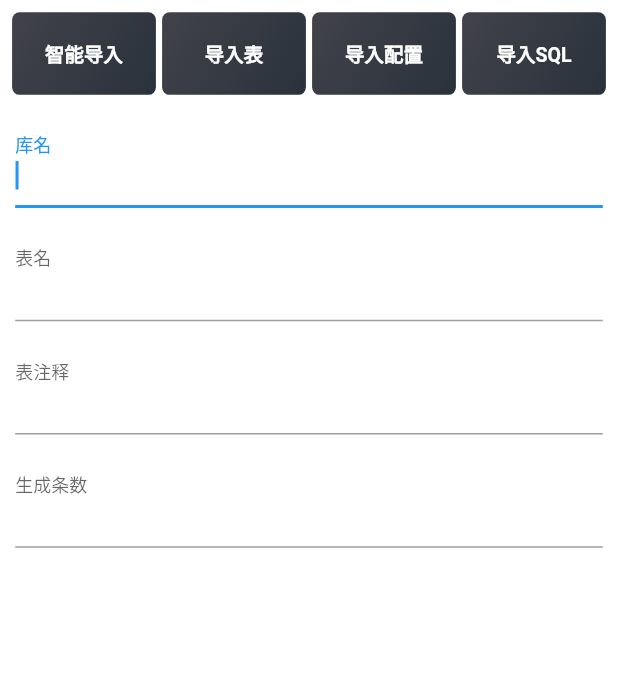
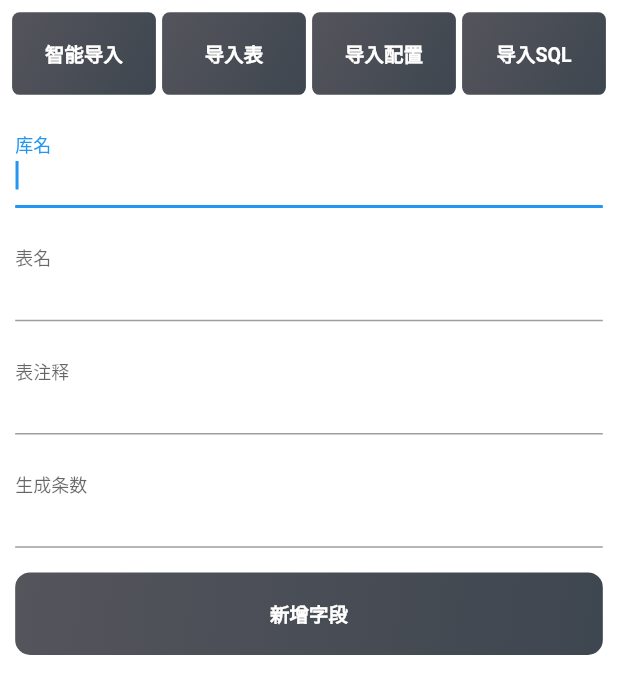
Before and after one commit to ellis1119/codegendemo, a Flutter app: the InputConfig screen opened directly, on a phone screen of 412 x 824 dp. Shown: the top 694 px of the screen. Run offline on Flutter 3.47's test engine with Material 2 defaults, Android fonts, the phone set to English and light mode, and no system bars; our stand-ins replace fl_chart, flutter_highlight, font_awesome_flutter, url_strategy.

Commit message:
2022-11-11

```diff
--- /dev/null
+++ b/lib/pages/fieldList.dart
@@ -0,0 +1,357 @@
+import 'package:codegensystem/utils/sliCard.dart';
+import 'package:flutter/material.dart';
+
+class FieldList extends StatefulWidget {
+  final Function(String? field)? onSubmitted;
+
+  const FieldList({this.onSubmitted, Key? key}) : super(key: key);
+
+  @override
+  InputConfigState createState() => InputConfigState();
+}
+
+class InputConfigState extends State<FieldList> {
+  late String field;
+  String? fieldError;
+
+  Function(String? field)? get onSubmitted => widget.onSubmitted;
+
+  int _counter = 0;
+
+  void _incrementCounter() {
+    setState(() {
+      _counter++;
+    });
+  }
+
+  @override
+  void initState() {
+    super.initState();
+    field = "";
+
+    fieldError = null;
+  }
+
+  void resetErrorText() {
+    setState(() {
+      fieldError = null;
+    });
+  }
+
+  bool isValid = true;
+
+  bool validate() {
+    resetErrorText();
+    if (field.isEmpty) {
+      setState(() {
+        fieldError = "字段名不能为空";
+      });
+      isValid = false;
+    }
+
+    return isValid;
+  }
+
+  void submit() {
+    if (validate()) {
+      if (onSubmitted != null) {
+        onSubmitted!(field);
+      } else {}
+    }
+  }
+
+  @override
+  Widget build(BuildContext context) {
+    double screenHeight = MediaQuery.of(context).size.height;
+    double screenWidth = MediaQuery.of(context).size.width;
+
+    return Column(children: [
+      Column(
+        children: [
+          Row(
+            children: <Widget>[
+              Flexible(
+                  child: Container(
+                      margin: const EdgeInsets.symmetric(horizontal: 6.0),
+                      child: Row(
+                        children: <Widget>[
+                          Expanded(
+                            flex: 1,
+                            child: Column(
+                              children: [
+                                for (var i = 0; i < _counter; i++)
+                                  Container(
+                                    margin: const EdgeInsets.symmetric(
+                                        horizontal: 10.0, vertical: 8.0),
+                                    child: SliCard(
+                                      topCardWidget: Row(
+                                        children: <Widget>[
+                                          Flexible(
+                                              child: Container(
+                                                  margin:
+                                                      const EdgeInsets.all(6.0),
+                                                  child: Row(
+                                                    children: <Widget>[
+                                                      Expanded(
+                                                        flex: 5,
+                                                        child: Container(
+                                                          padding: EdgeInsets
+                                                              .symmetric(
+                                                                  horizontal:
+                                                                      screenWidth *
+                                                                          0.01,
+                                                                  vertical:
+                                                                      screenHeight *
+                                                                          0.01),
+                                                          child: InputField(
+                                                            onChanged: (value) {
+                                                              setState(() {
+                                                                field = value;
+                                                              });
+                                                            },
+                                                            labelText: "字段名",
+                                                            errorText:
+                                                                fieldError,
+                                                            textInputAction:
+                                                                TextInputAction
+                                                                    .next,
+                                                            autoFocus: true,
+                                                          ),
+                                                        ),
+                                                      ),
+                                                      Expanded(
+                                                          flex: 1,
+                                                          child: Container(
+                                                            margin:
+                                                                const EdgeInsets
+                                                                        .symmetric(
+                                                                    horizontal:
+                                                                        10.0),
+                                                            child: ToolButton(
+                                                              text: "保存",
+                                                              onPressed: submit,
+                                                            ),
+                                                          )),
+                                                      Expanded(
+                                                        flex: 1,
+                                                        child: Container(
+                                                          margin:
+                                                              const EdgeInsets
+                                                                      .symmetric(
+                                                                  horizontal:
+                                                                      10.0),
+                                                          child: ToolButton(
+                                                            text: "删除",
+                                                            onPressed: submit,
+                                                          ),
+                                                        ),
+                                                      ),
+                                                    ],
+                                                  ))),
+                                        ],
+                                      ),
+                                      bottomCardWidget: const Text(
+                                        'aaaaaaaaaaaaaaaaaaaaaaaaaaaaaaaaa',
+                                        style: TextStyle(
+                                          color: Colors.black,
+                                          fontSize: 12,
+                                          fontWeight: FontWeight.w500,
+                                        ),
+                                        textAlign: TextAlign.center,
+                                      ),
+                                    ),
+                                  ),
+                              ],
+                            ),
+                          ),
+                        ],
+                      ))),
+            ],
+          ),
+          Row(
+            children: <Widget>[
+              Flexible(
+                  child: Container(
+                      margin: const EdgeInsets.only(
+                          left: 6.0, right: 6.0, bottom: 60.0),
+                      child: Row(
+                        children: <Widget>[
+                          Expanded(
+                            flex: 1,
+                            child: Container(
+                              padding: EdgeInsets.symmetric(
+                                  horizontal: screenWidth * 0.01,
+                                  vertical: screenHeight * 0.01),
+                              child: IncButton(
+                                text: "新增字段",
+                                onPressed: _incrementCounter,
+                              ),
+                            ),
+                          ),
+                        ],
+                      ))),
+            ],
+          ),
+        ],
+      )
+    ]);
+  }
+}
+
+class ToolButton extends StatelessWidget {
+  final String text;
+  final Function? onPressed;
+
+  const ToolButton({this.text = "", this.onPressed, Key? key})
+      : super(key: key);
+
+  @override
+  Widget build(BuildContext context) {
+    return DecoratedBox(
+      decoration: BoxDecoration(
+        borderRadius: BorderRadius.circular(5),
+      ),
+      child: ElevatedButton(
+        onPressed: onPressed as void Function()?,
+        style: ElevatedButton.styleFrom(
+          elevation: 0,
+          primary: Colors.white,
+          padding: const EdgeInsets.symmetric(vertical: 16.0, horizontal: 5.0),
+          shape: RoundedRectangleBorder(
+            borderRadius: BorderRadius.circular(8),
+          ),
+        ),
+        child: Text(
+          text,
+          style: const TextStyle(
+              fontSize: 13, color: Colors.black87, fontWeight: FontWeight.bold),
+        ),
+      ),
+    );
+  }
+}
+
+class IncButton extends StatelessWidget {
+  final String text;
+  final Function? onPressed;
+
+  const IncButton({this.text = "", this.onPressed, Key? key}) : super(key: key);
+
+  @override
+  Widget build(BuildContext context) {
+    return DecoratedBox(
+      decoration: BoxDecoration(
+        gradient: const LinearGradient(
+          colors: [
+            Color.fromRGBO(66, 66, 74, 0.9),
+            Color.fromRGBO(41, 50, 60, 0.9),
+          ],
+          begin: Alignment.topLeft,
+          end: Alignment.bottomRight,
+        ),
+        borderRadius: BorderRadius.circular(10),
+      ),
+      child: ElevatedButton(
+        onPressed: onPressed as void Function()?,
+        style: ElevatedButton.styleFrom(
+          elevation: 0,
+          primary: Colors.transparent,
+          padding: const EdgeInsets.symmetric(vertical: 18.0),
+          shape: RoundedRectangleBorder(
+            borderRadius: BorderRadius.circular(8),
+          ),
+        ),
+        child: Text(
+          text,
+          style: const TextStyle(
+              fontSize: 13, color: Colors.white, fontWeight: FontWeight.bold),
+        ),
+      ),
+    );
+  }
+}
+
+/*
+class FormButton extends StatelessWidget {
+  final String text;
+  final Function? onPressed;
+
+  const FormButton({this.text = "", this.onPressed, Key? key})
+      : super(key: key);
+
+  @override
+  Widget build(BuildContext context) {
+    double screenHeight = MediaQuery.of(context).size.height;
+
+    return DecoratedBox(
+      decoration: BoxDecoration(
+        gradient: const LinearGradient(
+          colors: [
+            Color.fromRGBO(6, 190, 182, 1),
+            Color.fromRGBO(72, 177, 191, 1)
+          ],
+          begin: Alignment.topLeft,
+          end: Alignment.bottomRight,
+        ),
+        // Round the DecoratedBox to match ElevatedButton
+        borderRadius: BorderRadius.circular(5),
+      ),
+      child: ElevatedButton(
+        onPressed: onPressed as void Function()?,
+        child: Text(
+          text,
+          style: const TextStyle(
+              fontSize: 16, color: Colors.white, fontWeight: FontWeight.w600),
+        ),
+        style: ElevatedButton.styleFrom(
+          elevation: 0,
+          primary: Colors.transparent,
+          padding: EdgeInsets.symmetric(vertical: screenHeight * .025),
+          shape: RoundedRectangleBorder(
+            borderRadius: BorderRadius.circular(8),
+          ),
+        ),
+      ),
+    );
+  }
+}
+*/
+class InputField extends StatelessWidget {
+  final String? labelText;
+  final Function(String)? onChanged;
+  final Function(String)? onSubmitted;
+  final String? errorText;
+  final TextInputType? keyboardType;
+  final TextInputAction? textInputAction;
+  final bool autoFocus;
+  final bool obscureText;
+
+  const InputField(
+      {this.labelText,
+      this.onChanged,
+      this.onSubmitted,
+      this.errorText,
+      this.keyboardType,
+      this.textInputAction,
+      this.autoFocus = false,
+      this.obscureText = false,
+      Key? key})
+      : super(key: key);
+
+  @override
+  Widget build(BuildContext context) {
+    return TextField(
+      autofocus: autoFocus,
+      onChanged: onChanged,
+      onSubmitted: onSubmitted,
+      keyboardType: keyboardType,
+      textInputAction: textInputAction,
+      obscureText: obscureText,
+      decoration: InputDecoration(
+        labelText: labelText,
+        errorText: errorText,
+        floatingLabelBehavior: FloatingLabelBehavior.always,
+      ),
+    );
+  }
+}
--- a/lib/pages/inputConfig.dart
+++ b/lib/pages/inputConfig.dart
@@ -1,3 +1,4 @@
+import 'package:codegensystem/pages/fieldList.dart';
 import 'package:flutter/material.dart';
 
 class InputConfig extends StatefulWidget {
@@ -267,12 +268,9 @@ class InputConfigState extends State<InputConfig> {
                                 ))),
                       ],
                     ),
-                    /*   FormButton(
-                      text: "注册",
-                      onPressed: submit,
-                    ),*/
+                    const FieldList()
                   ],
-                )
+                ),
               ]);
             }));
   }
@@ -290,14 +288,53 @@ class ImpButton extends StatelessWidget {
       decoration: BoxDecoration(
         gradient: const LinearGradient(
           colors: [
-            Color.fromRGBO(66, 66, 74, 1.0),
-            Color.fromRGBO(41, 50, 60, 1),
+            Color.fromRGBO(66, 66, 74, 0.9),
+            Color.fromRGBO(41, 50, 60, 0.9),
           ],
           begin: Alignment.topLeft,
           end: Alignment.bottomRight,
         ),
-        // Round the DecoratedBox to match ElevatedButton
         borderRadius: BorderRadius.circular(5),
+      ),
+      child: ElevatedButton(
+        onPressed: onPressed as void Function()?,
+        style: ElevatedButton.styleFrom(
+          elevation: 0,
+          primary: Colors.transparent,
+          padding: const EdgeInsets.symmetric(vertical: 18.0),
+          shape: RoundedRectangleBorder(
+            borderRadius: BorderRadius.circular(8),
+          ),
+        ),
+        child: Text(
+          text,
+          style: const TextStyle(
+              fontSize: 13, color: Colors.white, fontWeight: FontWeight.bold),
+        ),
+      ),
+    );
+  }
+}
+
+class IncButton extends StatelessWidget {
+  final String text;
+  final Function? onPressed;
+
+  const IncButton({this.text = "", this.onPressed, Key? key}) : super(key: key);
+
+  @override
+  Widget build(BuildContext context) {
+    return DecoratedBox(
+      decoration: BoxDecoration(
+        gradient: const LinearGradient(
+          colors: [
+            Color.fromRGBO(66, 66, 74, 0.9),
+            Color.fromRGBO(41, 50, 60, 0.9),
+          ],
+          begin: Alignment.topLeft,
+          end: Alignment.bottomRight,
+        ),
+        borderRadius: BorderRadius.circular(10),
       ),
       child: ElevatedButton(
         onPressed: onPressed as void Function()?,
```
Also changed, not shown: lib/utils/sliCard.dart (added, +183 -0 lines).
